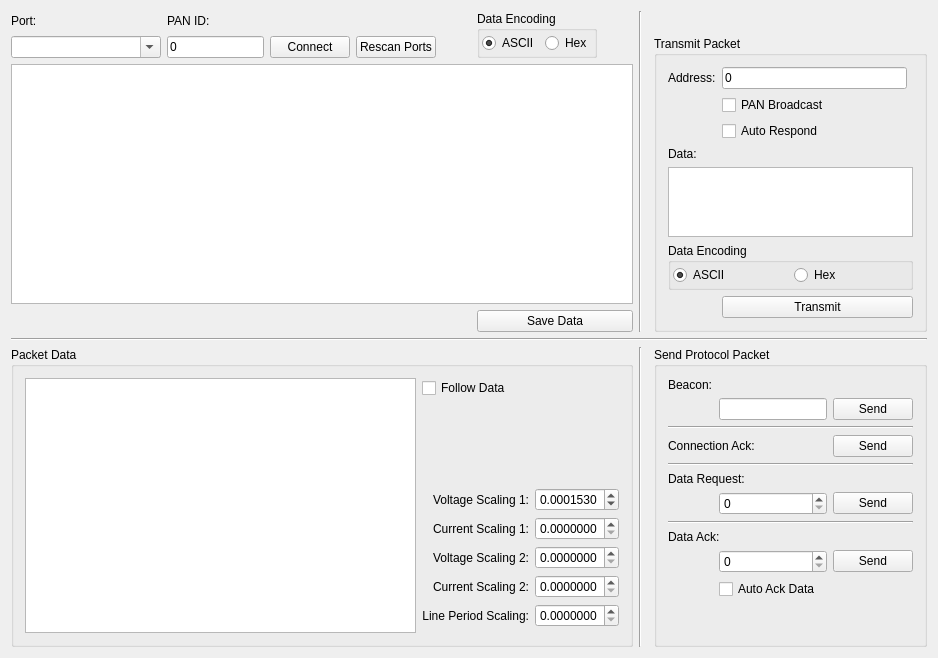
This is tools/rfPacketInterface/widget.ui in BennettRand/Dr-Wattson as Qt 5 draws it before an edit. The edited form follows.
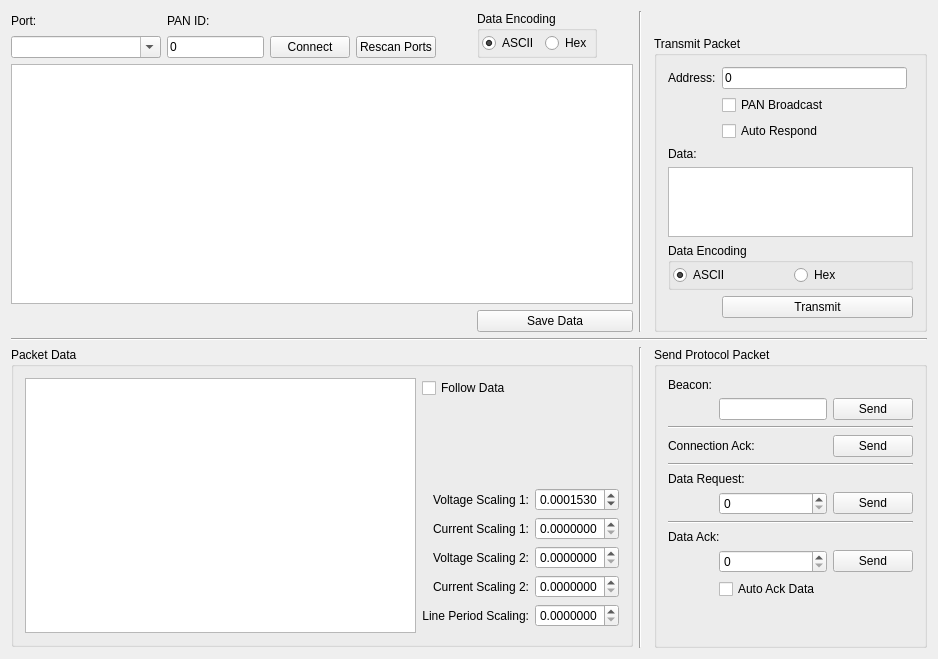
This is the edited form.

```diff
--- a/tools/rfPacketInterface/widget.ui
+++ b/tools/rfPacketInterface/widget.ui
@@ -7,7 +7,7 @@
     <x>0</x>
     <y>0</y>
     <width>938</width>
-    <height>646</height>
+    <height>659</height>
    </rect>
   </property>
   <property name="windowTitle">
```
